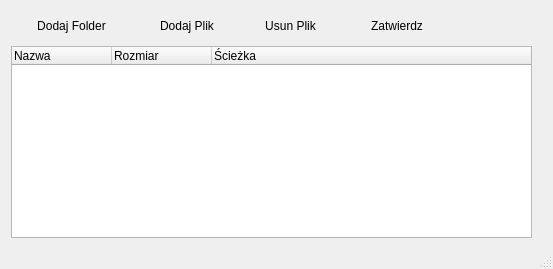
Old version of the form src/views/loadfilewindow.ui in the repository mdziekon/eiti-aisdi-business-relations-analysis.
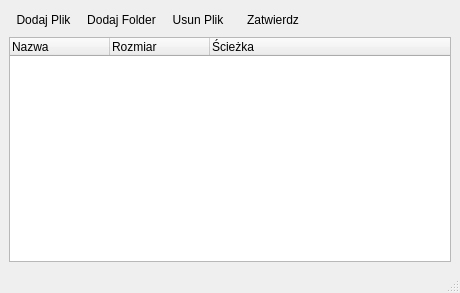
New version of the form. Icons and pictures are not drawn.

```diff
--- a/src/views/loadfilewindow.ui
+++ b/src/views/loadfilewindow.ui
@@ -6,10 +6,16 @@
    <rect>
     <x>0</x>
     <y>0</y>
-    <width>553</width>
-    <height>269</height>
+    <width>460</width>
+    <height>293</height>
    </rect>
   </property>
+  <property name="sizePolicy">
+   <sizepolicy hsizetype="Expanding" vsizetype="Expanding">
+    <horstretch>0</horstretch>
+    <verstretch>0</verstretch>
+   </sizepolicy>
+  </property>
   <property name="windowTitle">
    <string>Wczytaj</string>
   </property>
@@ -18,14 +24,23 @@
     <normaloff>:/images/32.png</normaloff>:/images/32.png</iconset>
   </property>
   <widget class="QWidget" name="centralwidget">
+   <layout class="QGridLayout" name="gridLayout">
+    <item row="1" column="0">
    <widget class="QTreeWidget" name="treeWidget_FilesList">
-    <property name="geometry">
-     <rect>
-      <x>11</x>
-      <y>46</y>
-      <width>521</width>
-      <height>192</height>
-     </rect>
+      <property name="sizePolicy">
+       <sizepolicy hsizetype="Minimum" vsizetype="Minimum">
+        <horstretch>0</horstretch>
+        <verstretch>0</verstretch>
+       </sizepolicy>
+      </property>
+      <property name="autoFillBackground">
+       <bool>false</bool>
+      </property>
+      <property name="frameShape">
+       <enum>QFrame::StyledPanel</enum>
+      </property>
+      <property name="frameShadow">
+       <enum>QFrame::Sunken</enum>
     </property>
     <column>
      <property name="text">
@@ -43,38 +58,14 @@
      </property>
     </column>
    </widget>
-   <widget class="QToolButton" name="toolButton_AddFolder">
-    <property name="geometry">
-     <rect>
-      <x>12</x>
-      <y>13</y>
-      <width>119</width>
-      <height>25</height>
-     </rect>
-    </property>
-    <property name="text">
-     <string>Dodaj Folder</string>
-    </property>
-    <property name="icon">
-     <iconset resource="../assets/images.qrc">
-      <normaloff>:/images/039.png</normaloff>:/images/039.png</iconset>
-    </property>
-    <property name="toolButtonStyle">
-     <enum>Qt::ToolButtonTextBesideIcon</enum>
-    </property>
-    <property name="autoRaise">
-     <bool>true</bool>
-    </property>
-   </widget>
+    </item>
+    <item row="0" column="0">
+     <layout class="QHBoxLayout" name="horizontalLayout">
+      <property name="spacing">
+       <number>2</number>
+      </property>
+      <item>
    <widget class="QToolButton" name="toolButton_AddFile">
-    <property name="geometry">
-     <rect>
-      <x>137</x>
-      <y>13</y>
-      <width>100</width>
-      <height>25</height>
-     </rect>
-    </property>
     <property name="text">
      <string>Dodaj Plik</string>
     </property>
@@ -89,15 +80,26 @@
      <bool>true</bool>
     </property>
    </widget>
+      </item>
+      <item>
+       <widget class="QToolButton" name="toolButton_AddFolder">
+        <property name="text">
+         <string>Dodaj Folder</string>
+        </property>
+        <property name="icon">
+         <iconset resource="../assets/images.qrc">
+          <normaloff>:/images/039.png</normaloff>:/images/039.png</iconset>
+        </property>
+        <property name="toolButtonStyle">
+         <enum>Qt::ToolButtonTextBesideIcon</enum>
+        </property>
+        <property name="autoRaise">
+         <bool>true</bool>
+        </property>
+       </widget>
+      </item>
+      <item>
    <widget class="QToolButton" name="toolButton_DeleteFile">
-    <property name="geometry">
-     <rect>
-      <x>243</x>
-      <y>13</y>
-      <width>95</width>
-      <height>25</height>
-     </rect>
-    </property>
     <property name="text">
      <string>Usun Plik</string>
     </property>
@@ -112,15 +114,9 @@
      <bool>true</bool>
     </property>
    </widget>
+      </item>
+      <item>
    <widget class="QPushButton" name="pushButton_Confirm">
-    <property name="geometry">
-     <rect>
-      <x>344</x>
-      <y>12</y>
-      <width>106</width>
-      <height>27</height>
-     </rect>
-    </property>
     <property name="text">
      <string>Zatwierdz</string>
     </property>
@@ -135,6 +131,25 @@
      <bool>true</bool>
     </property>
    </widget>
+      </item>
+      <item>
+       <spacer name="horizontalSpacer">
+        <property name="orientation">
+         <enum>Qt::Horizontal</enum>
+        </property>
+        <property name="sizeHint" stdset="0">
+         <size>
+          <width>40</width>
+          <height>20</height>
+         </size>
+        </property>
+       </spacer>
+      </item>
+     </layout>
+    </item>
+   </layout>
+   <zorder>treeWidget_FilesList</zorder>
+   <zorder></zorder>
   </widget>
   <widget class="QStatusBar" name="statusbar"/>
  </widget>
```
Lines whose indentation alone changed are shown as unchanged.
